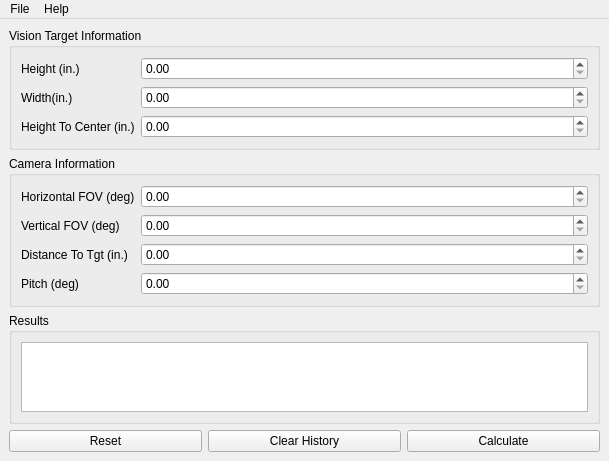
This is inc/MainWindow.ui in FRC-836/Camera_Calculator as Qt 5 draws it before an edit. The edited form follows.
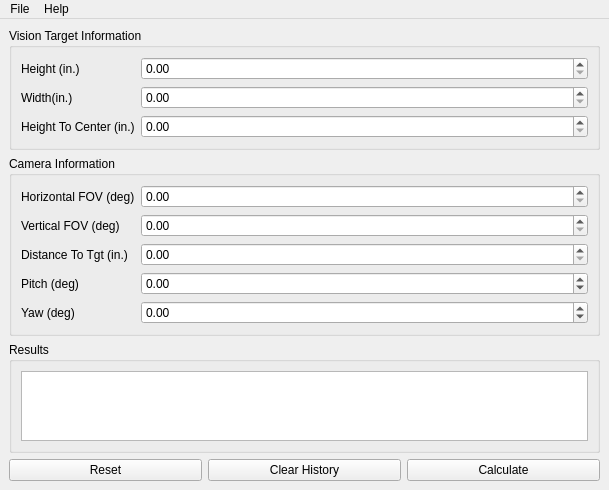
This is the edited form.

Commit message: moved UI reading to the main calculate button click handler

Diff of the .ui file:
```diff
--- a/inc/MainWindow.ui
+++ b/inc/MainWindow.ui
@@ -98,7 +98,37 @@
         </widget>
        </item>
        <item row="3" column="1">
-        <widget class="QDoubleSpinBox" name="dspnCamPitch"/>
+        <widget class="QDoubleSpinBox" name="dspnCamPitch">
+         <property name="minimum">
+          <double>-90.000000000000000</double>
+         </property>
+         <property name="maximum">
+          <double>90.000000000000000</double>
+         </property>
+         <property name="singleStep">
+          <double>0.100000000000000</double>
+         </property>
+        </widget>
+       </item>
+       <item row="4" column="0">
+        <widget class="QLabel" name="lblCamYaw">
+         <property name="text">
+          <string>Yaw (deg)</string>
+         </property>
+        </widget>
+       </item>
+       <item row="4" column="1">
+        <widget class="QDoubleSpinBox" name="dspnCamYaw">
+         <property name="minimum">
+          <double>-90.000000000000000</double>
+         </property>
+         <property name="maximum">
+          <double>90.000000000000000</double>
+         </property>
+         <property name="singleStep">
+          <double>0.100000000000000</double>
+         </property>
+        </widget>
        </item>
       </layout>
      </widget>
```
Left out of the diff: 12 changed lines with no effect on the pictures. The commit also changes 2 other files.
